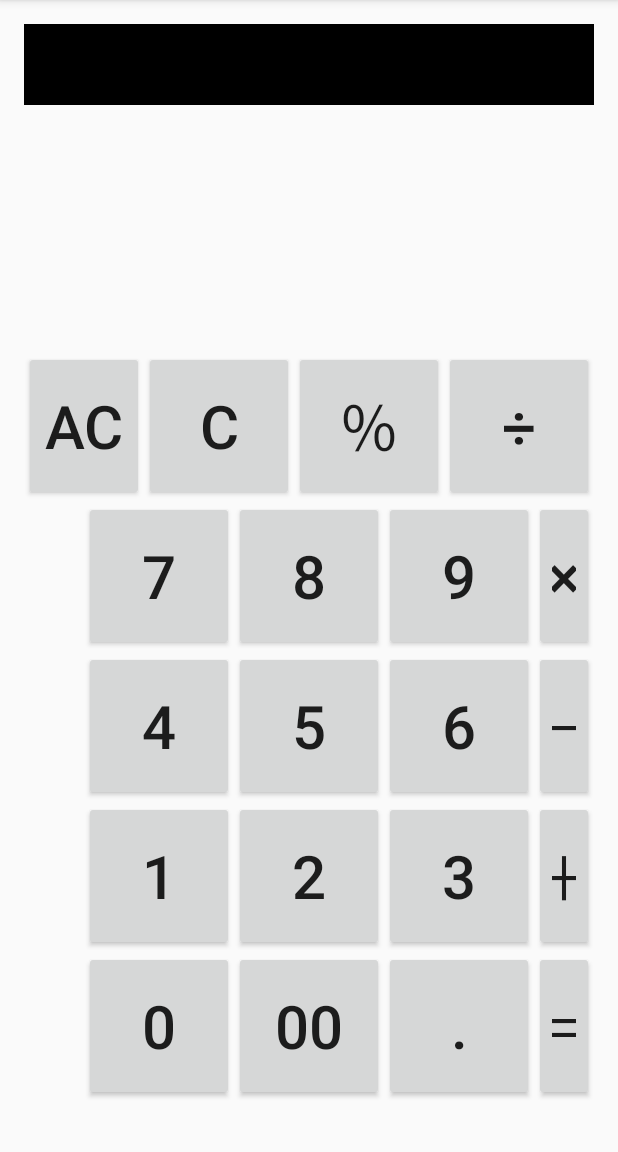
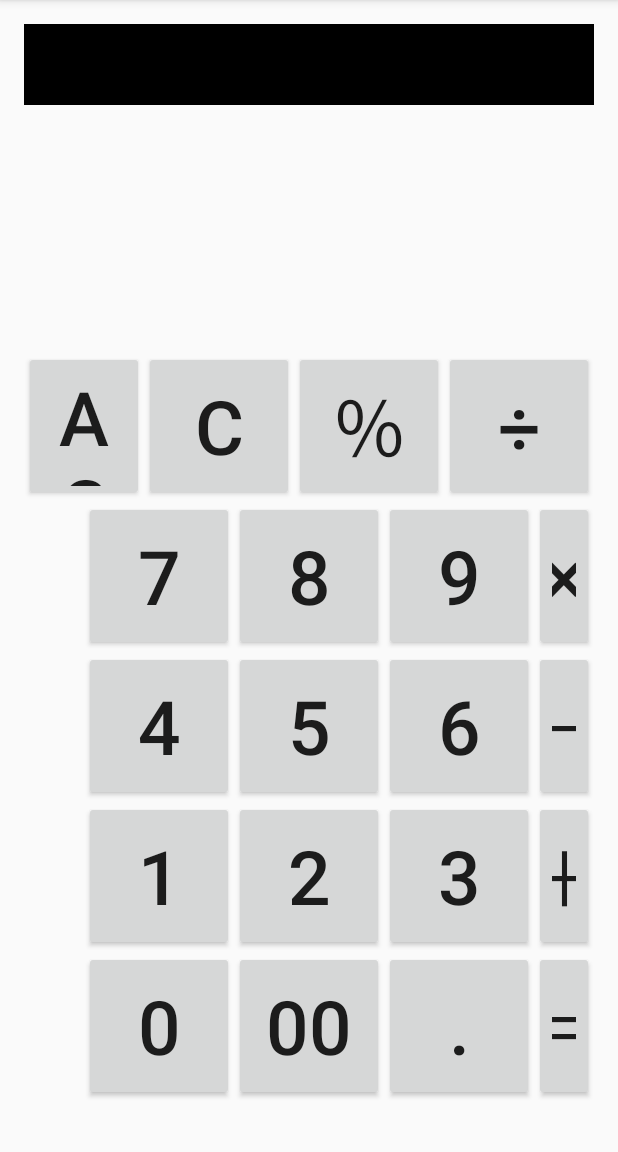
Before and after one commit to AzumiSemi/Calculator, an Android app: the screen it shows after launch (MainActivity), on a phone screen of 412 x 824 dp, the part 84-1236 px from its top. Run offline under Robolectric (Android 15) with nearby library versions, the phone set to English and light mode, and no system bars.

Commit message:
no message

```diff
--- a/app/src/main/res/values/dimens.xml
+++ b/app/src/main/res/values/dimens.xml
@@ -4,5 +4,5 @@
     <dimen name="activity_vertical_margin">16dp</dimen>
     <dimen name="button_width">100dp</dimen>
     <dimen name="button_height">100dp</dimen>
-    <dimen name="text_size">40sp</dimen>
+    <dimen name="text_size">50sp</dimen>
 </resources>
```
